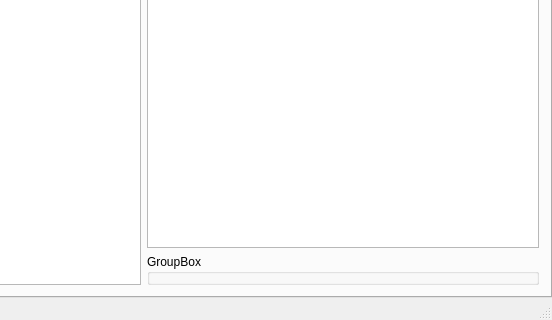
Above: mainwindow.ui from theme/MangaLib before the change; both pictures show x 107 to 659 and y 132 to 452 of the 659 by 452 pixel window. Below: the same form after it.
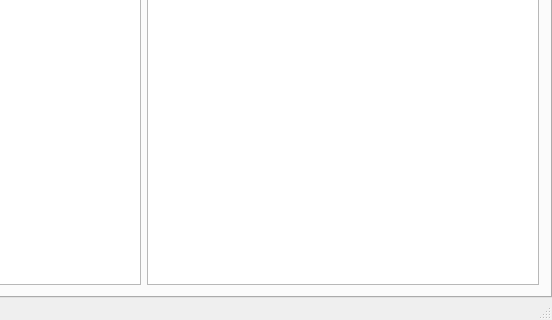
That is the form after the change. Icons and pictures are not drawn.

Commit message: use QTableView for fileList

The edit to the form file:
```diff
--- a/mainwindow.ui
+++ b/mainwindow.ui
@@ -54,14 +54,7 @@
             <item>
              <layout class="QVBoxLayout" name="verticalLayout_2">
               <item>
-               <widget class="QListView" name="filesView"/>
-              </item>
-              <item>
-               <widget class="QGroupBox" name="groupBox">
-                <property name="title">
-                 <string>GroupBox</string>
-                </property>
-               </widget>
+               <widget class="QTableView" name="filesView"/>
               </item>
              </layout>
             </item>
```
